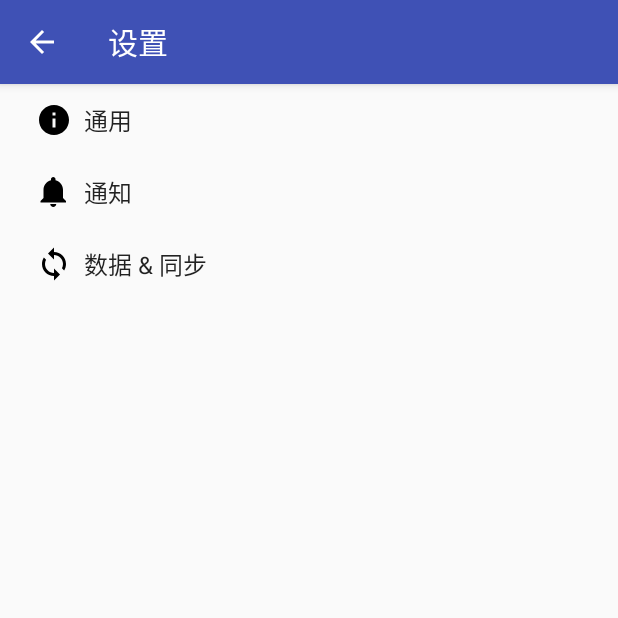
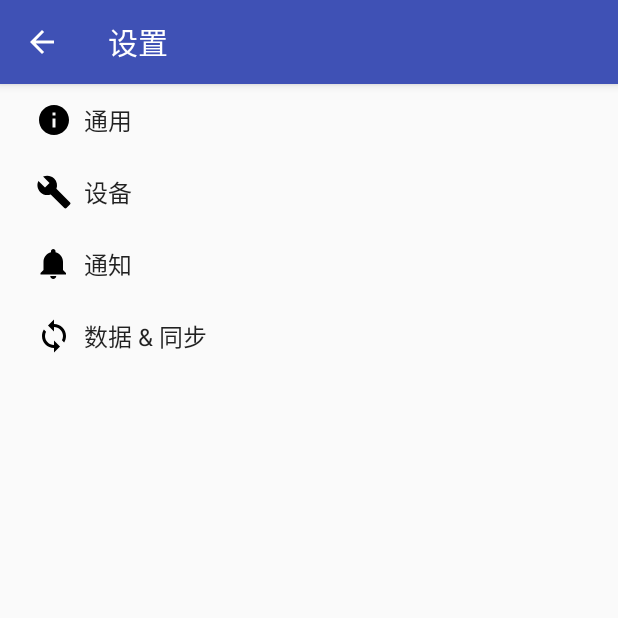
Before and after one commit to billmogen/MdLabApp, an Android app: the SettingsActivity screen opened directly, with no data from a screen before it, on a phone screen of 412 x 824 dp, the top half of it. Run offline under Robolectric (Android 15) with nearby library versions, the phone set to English and light mode, and no system bars; network calls fail.

Commit message:
billmoge: 归档 20181229

```diff
--- a/app/src/main/res/menu/md_lab_main.xml
+++ b/app/src/main/res/menu/md_lab_main.xml
@@ -6,6 +6,4 @@
           android:title="@string/action_settings"
           app:showAsAction="never"/>
 
-
-
 </menu>
--- a/app/src/main/res/values/strings.xml
+++ b/app/src/main/res/values/strings.xml
@@ -50,6 +50,21 @@
     <string name="pref_ringtone_silent">静音</string>
 
     <string name="pref_title_vibrate">震动</string>
+    <!-- Example settings for device -->
+    <string name="pref_header_device">设备</string>
+    <string name="pref_title_home">智慧家居</string>
+    <string name="pref_switch_title_home">自动化</string>
+    <string name="pref_text_home_humidity">空气湿度</string>
+    <string name="pref_text_home_humidity_summary">湿度小于阈值加湿器工作(0-99%)</string>
+    <string name="pref_title_weatherstation">数字气象站</string>
+    <string name="pref_title_smartcar">智能动车</string>
+    <string name="pref_title_farmer">智慧农业</string>
+    <string name="pref_switch_title_farmer">自动化</string>
+    <string name="pref_text_farmer_soil_humidity">土壤湿度</string>
+    <string name="pref_text_farmer_soil_humidity_summary">湿度小于阈值水泵工作(0-99%)</string>
+    <string name="pref_text_farmer_temperature">环境温度</string>
+    <string name="pref_text_farmer_temperature_summary">温度小于阈值加热(0-99)</string>
+    <string name="pref_title_robot">机器人</string>
 
     <string name="title_activity_device_detail">DeviceDetailActivity</string>
 
--- /dev/null
+++ b/app/src/main/res/xml/pre_device_setting.xml
@@ -0,0 +1,60 @@
+<?xml version="1.0" encoding="utf-8"?>
+<PreferenceScreen xmlns:android="http://schemas.android.com/apk/res/android">
+    <PreferenceCategory
+        android:title="@string/pref_title_home"
+        android:key="pref_key_home_setting"
+        android:layout="@layout/pref_category_device_home"
+
+        >
+        <SwitchPreference
+            android:key="pref_key_home_auto_switch"
+            android:title="@string/pref_switch_title_home"
+            android:defaultValue="false"
+            android:paddingLeft="6dp"
+            android:textSize="@dimen/text_md"/>
+        <EditTextPreference
+            android:key="pref_key_home_humidity"
+            android:title="@string/pref_text_home_humidity"
+            android:summary="@string/pref_text_home_humidity_summary"
+            android:defaultValue="20"
+            android:singleLine="true"
+            android:paddingLeft="6dp"
+            android:textSize="@dimen/text_md"
+            android:numeric="integer"
+            android:maxLength="2"/>
+    </PreferenceCategory>
+
+    <PreferenceCategory
+        android:title="@string/pref_title_farmer"
+        android:key="pref_key_farmer"
+        android:layout="@layout/pref_category_device_farm">
+
+        <SwitchPreference
+            android:key="pref_key_farm_auto_switch"
+            android:title="@string/pref_switch_title_farmer"
+            android:defaultValue="false"
+            android:paddingLeft="6dp"
+            android:textSize="@dimen/text_md"/>
+        <EditTextPreference
+            android:key="pref_key_farm_humidity"
+            android:title="@string/pref_text_farmer_soil_humidity"
+            android:summary="@string/pref_text_farmer_soil_humidity_summary"
+            android:defaultValue="20"
+            android:singleLine="true"
+            android:paddingLeft="6dp"
+            android:textSize="@dimen/text_md"
+            android:numeric="integer"
+            android:maxLength="2"/>
+        <EditTextPreference
+            android:key="pref_key_farm_temperature"
+            android:title="@string/pref_text_farmer_temperature"
+            android:summary="@string/pref_text_farmer_temperature_summary"
+            android:defaultValue="90"
+            android:singleLine="true"
+            android:paddingLeft="6dp"
+            android:textSize="@dimen/text_md"
+            android:numeric="integer"
+            android:maxLength="2"/>
+    </PreferenceCategory>
+
+</PreferenceScreen>
--- a/app/src/main/res/xml/pref_general.xml
+++ b/app/src/main/res/xml/pref_general.xml
@@ -13,4 +13,5 @@
         android:title="@string/pref_title_display_name"/>
 
 
+
 </PreferenceScreen>
--- a/app/src/main/res/xml/pref_headers.xml
+++ b/app/src/main/res/xml/pref_headers.xml
@@ -6,6 +6,11 @@
         android:fragment="com.imaodou.mdlabapp.SettingsActivity$GeneralPreferenceFragment"
         android:icon="@drawable/ic_info_black_24dp"
         android:title="@string/pref_header_general"/>
+
+    <header
+        android:fragment="com.imaodou.mdlabapp.SettingsActivity$DevicePreferenceFragment"
+        android:icon="@drawable/ic_menu_manage"
+        android:title="@string/pref_header_device"/>
 
     <header
         android:fragment="com.imaodou.mdlabapp.SettingsActivity$NotificationPreferenceFragment"
@@ -17,4 +22,5 @@
         android:icon="@drawable/ic_sync_black_24dp"
         android:title="@string/pref_header_data_sync"/>
 
+
 </preference-headers>
```
Also changed, not shown: app/build.gradle (+29 -32 lines), app/src/main/java/com/imaodou/mdlabapp/DeviceHomeActivity.java (+70 -1 lines), app/src/main/java/com/imaodou/mdlabapp/SettingsActivity.java (+29 -1 lines), app/src/main/java/com/imaodou/mdlabapp/device/DeviceHome.java (+7 -2 lines), app/src/main/java/com/imaodou/mdlabapp/net/TcpClientConnector.java (+8 -1 lines), app/src/main/java/com/imaodou/mdlabapp/util/ToolsUtil.java (+18 -0 lines), app/src/main/res/layout/pref_category_device_farm.xml (added, +17 -0 lines), app/src/main/res/layout/pref_category_device_home.xml (added, +17 -0 lines), app/src/main/res/layout/pref_category_device_robot.xml (added, +20 -0 lines), app/src/main/res/layout/pref_category_device_smartcar.xml (added, +20 -0 lines), app/src/main/res/layout/pref_category_device_weatherstation.xml (added, +20 -0 lines), build.gradle (+9 -1 lines), gradle/wrapper/gradle-wrapper.properties, 1 other file.
